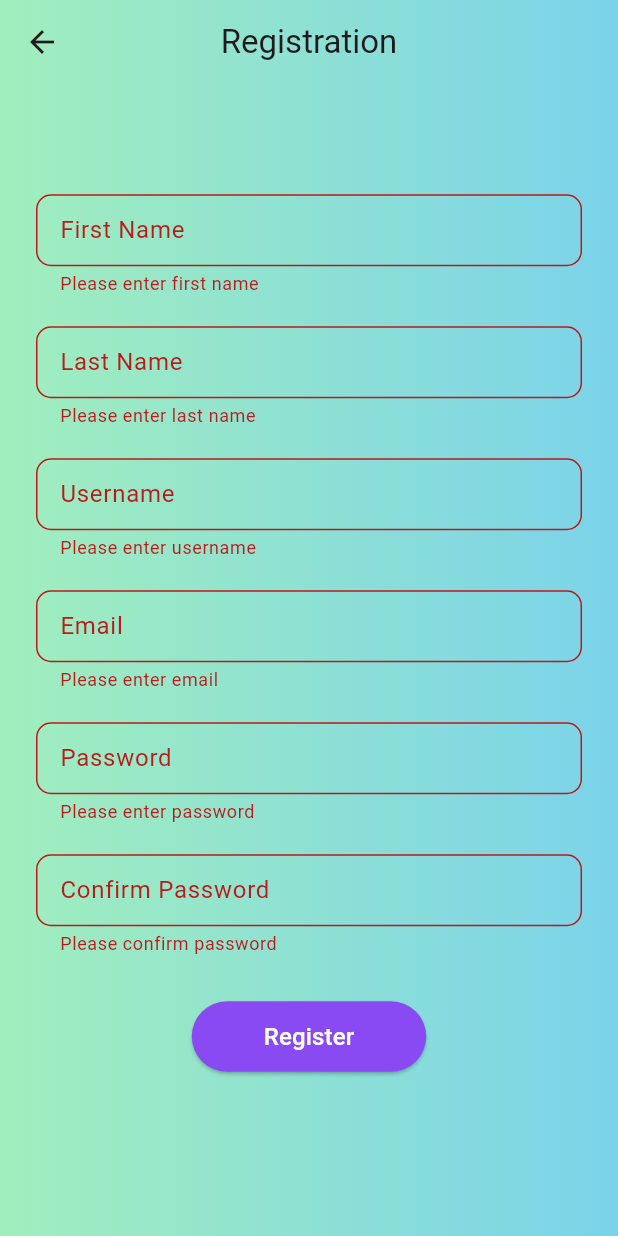
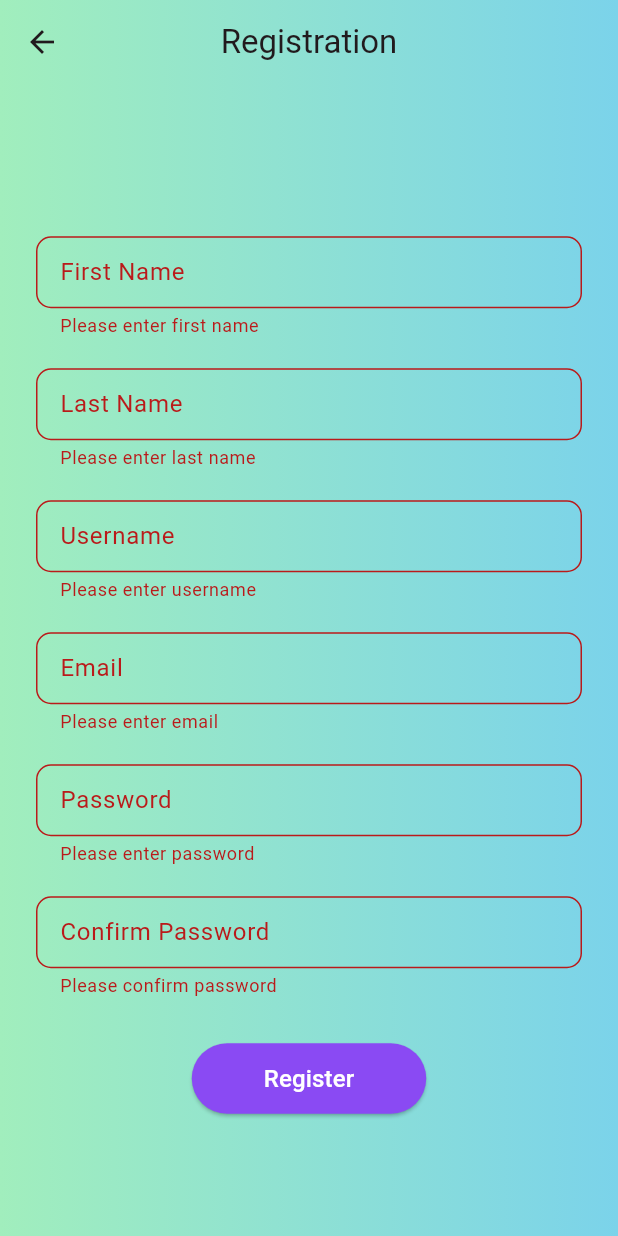
Before and after one commit to Pilnas2/Bakalarska_prace, a Flutter app: the RegistrationPage screen opened directly with empty values, after a tap on "Register", on a phone screen of 412 x 824 dp. Run offline on Flutter 3.47's test engine with Material 3 defaults, Android fonts, the phone set to English and light mode, and no system bars; our stand-ins replace audioplayers, firebase_core, firebase_database, firebase_storage, flutter_dotenv, google_nav_bar and 4 more; accounts and stored records are empty.

Commit message:
oprava chybek

```diff
--- a/lib/views/listening_page.dart
+++ b/lib/views/listening_page.dart
@@ -1,4 +1,3 @@
-import 'package:bakalarska_prace_pilny/models/background_gradient.dart';
 import 'package:flutter/material.dart';
 import 'package:audioplayers/audioplayers.dart';
 import 'package:firebase_storage/firebase_storage.dart';
--- a/lib/views/reading_page.dart
+++ b/lib/views/reading_page.dart
@@ -1,4 +1,3 @@
-import 'package:bakalarska_prace_pilny/models/background_gradient.dart';
 import 'package:firebase_database/firebase_database.dart';
 import 'package:flutter/material.dart';
 
--- a/lib/views/registration.dart
+++ b/lib/views/registration.dart
@@ -1,9 +1,14 @@
+// ignore_for_file: use_build_context_synchronously
+
 import 'dart:convert';
+import 'package:bakalarska_prace_pilny/controllers/user_session.dart';
+import 'package:bakalarska_prace_pilny/views/level_language.dart';
 import 'package:crypto/crypto.dart';
 import 'package:flutter/material.dart';
 import '../models/background_gradient.dart';
 import '../controllers/language_mapper.dart';
 import 'package:firebase_database/firebase_database.dart';
+import 'package:shared_preferences/shared_preferences.dart';
 
 class RegistrationPage extends StatefulWidget {
   final String language;
@@ -35,9 +40,24 @@ class _RegistrationPageState extends State<RegistrationPage> {
     super.dispose();
   }
 
-  void addUser() {
+  void addUser() async {
     if (_formKey.currentState!.validate()) {
       final databaseReference = FirebaseDatabase.instance.ref();
+
+      // Zkontrolujte, zda uživatelské jméno již existuje
+      final snapshot =
+          await databaseReference
+              .child('users')
+              .orderByChild('username')
+              .equalTo(usernameController.text)
+              .get();
+
+      if (snapshot.exists) {
+        ScaffoldMessenger.of(context).showSnackBar(
+          SnackBar(content: Text('Uživatelské jméno již existuje.')),
+        );
+        return;
+      }
 
       // Hash the password using SHA-256
       var bytes = utf8.encode(passwordController.text);
@@ -53,11 +73,30 @@ class _RegistrationPageState extends State<RegistrationPage> {
             'email': emailController.text,
             'password': hashedPassword,
           })
-          .then((value) {
-            // User added successfully
+          .then((value) async {
+            userSession.loggedInUsername = usernameController.text;
+            userSession.loggedInPassword = passwordController.text;
+
+            final prefs = await SharedPreferences.getInstance();
+
+            final selectedLanguage = prefs.getString('selectedLanguage');
+
+            if (context.mounted) {
+              Navigator.pushReplacement(
+                context,
+                MaterialPageRoute(
+                  builder:
+                      (context) =>
+                          LevelLanguagePage(language: selectedLanguage!),
+                ),
+              );
+            }
           })
           .catchError((error) {
-            return null;
+            // Handle error
+            ScaffoldMessenger.of(context).showSnackBar(
+              SnackBar(content: Text('Chyba při registraci uživatele: $error')),
+            );
           });
     }
   }
@@ -67,11 +106,11 @@ class _RegistrationPageState extends State<RegistrationPage> {
     final languageMapper = LanguageMapper(widget.language);
 
     return Scaffold(
-      extendBodyBehindAppBar: true,
+      extendBodyBehindAppBar: false,
       appBar: AppBar(
         title: Text(languageMapper.getTitle('registration')),
         centerTitle: true,
-        backgroundColor: Colors.transparent,
+        flexibleSpace: BackgroundGradient(child: Container()),
         elevation: 0,
       ),
       body: BackgroundGradient(
--- a/lib/views/settings_page.dart
+++ b/lib/views/settings_page.dart
@@ -1,3 +1,5 @@
+// ignore_for_file: use_build_context_synchronously
+
 import 'package:bakalarska_prace_pilny/main.dart';
 import 'package:bakalarska_prace_pilny/models/background_gradient.dart';
 import 'package:bakalarska_prace_pilny/models/custom_bottom_nav_bar.dart';
```
